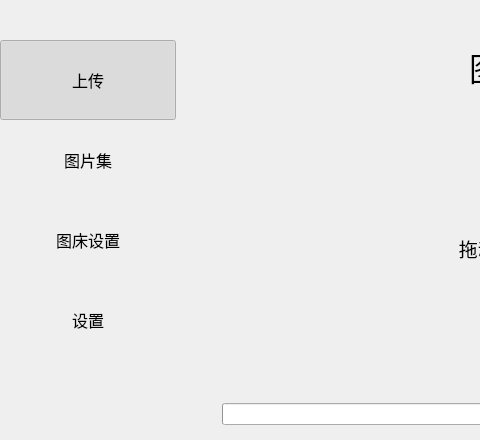
Old version of the form src/mainwindow.ui in the repository median-dxz/Lotos; both pictures show x 0 to 480 and y 0 to 440 of the 884 by 551 pixel window.
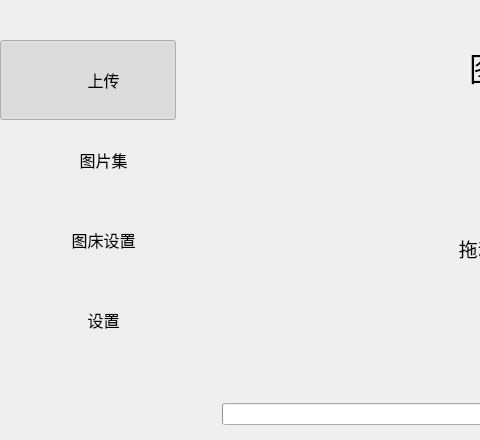
New version of the form. Custom widgets are drawn as their Qt base class.

Patch:
```diff
--- a/src/mainwindow.ui
+++ b/src/mainwindow.ui
@@ -77,11 +77,8 @@
          <property name="cursor">
           <cursorShape>ArrowCursor</cursorShape>
          </property>
-         <property name="layoutDirection">
-          <enum>Qt::LeftToRight</enum>
-         </property>
          <property name="text">
-          <string>上传</string>
+          <string>       上传</string>
          </property>
          <property name="checkable">
           <bool>true</bool>
@@ -115,7 +112,7 @@
           <string notr="true"/>
          </property>
          <property name="text">
-          <string>图片集</string>
+          <string>       图片集</string>
          </property>
          <property name="checkable">
           <bool>true</bool>
@@ -146,7 +143,7 @@
           <string notr="true"/>
          </property>
          <property name="text">
-          <string>图床设置</string>
+          <string>       图床设置</string>
          </property>
          <property name="checkable">
           <bool>true</bool>
@@ -183,7 +180,7 @@
           <string notr="true"/>
          </property>
          <property name="text">
-          <string>设置</string>
+          <string>       设置</string>
          </property>
          <property name="checkable">
           <bool>true</bool>
```
Left out of the diff: 10 changed lines with no effect on the pictures.
